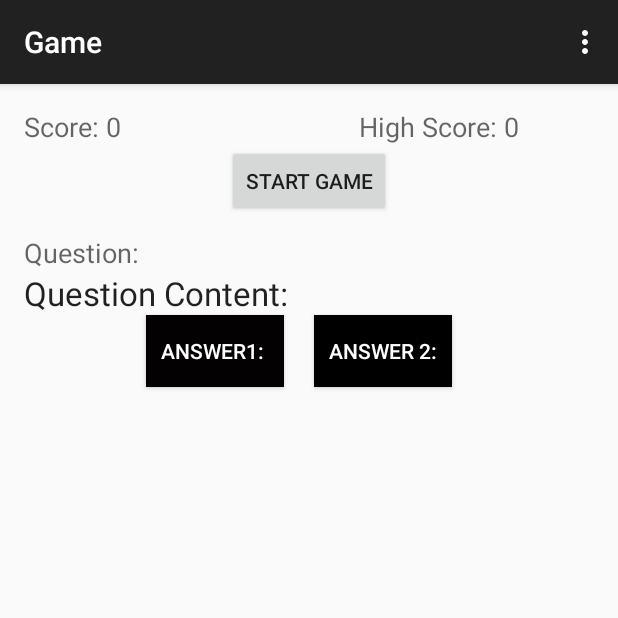
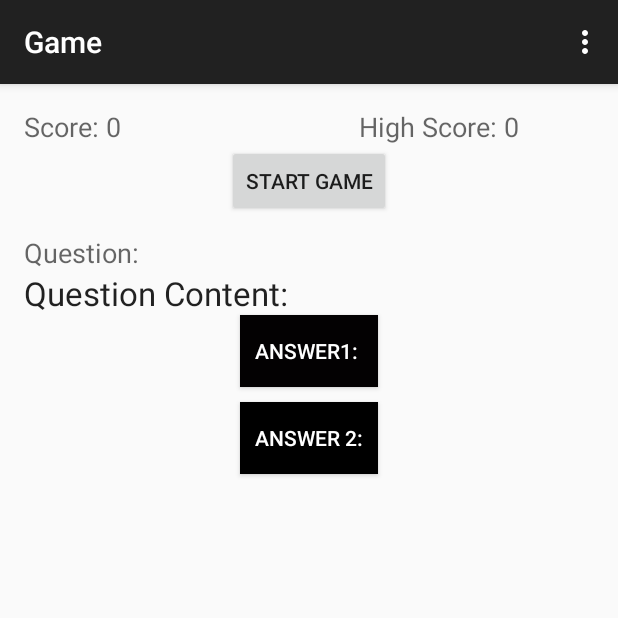
Before and after one commit to FabioNgo/Correct-Is-Wrong, an Android app: the Game screen opened directly, with no data from a screen before it, on a phone screen of 412 x 824 dp, the top half of it. Run offline under Robolectric (Android 15) with nearby library versions, the phone set to English and light mode, and no system bars.

Commit message:
update interface and Questionairs

```diff
--- a/CorrectIsWrong/Main/src/main/java/fabio/correctiswrong/main/Game.java
+++ b/CorrectIsWrong/Main/src/main/java/fabio/correctiswrong/main/Game.java
@@ -33,16 +33,29 @@ import java.util.Vector;
 
 public class Game extends ActionBarActivity {
     Vector<Question> questions;
-    int score = 0;
-    int highScore = 0;
-    int current = 0;
-    boolean left = false;
-    boolean inGame = false;
+    int score;
+    int highScore;
+    int current;
+    boolean left;
+    boolean inGame;
     Button buttonLeft, buttonRight,startGame;
-    int time = 3;
-    int TimeLimit = 3;
+    int time;
+    int TimeLimit;
     Runnable runnable;
     Handler handler;
+    boolean win;
+
+    public Game () {
+        TimeLimit = 5;
+        time = TimeLimit;
+        inGame = false;
+        left = false;
+        highScore = 0;
+        score = 0;
+        current = 0;
+        win = false;
+    }
+
     @Override
     protected void onCreate(Bundle savedInstanceState) {
 
@@ -105,7 +118,7 @@ public class Game extends ActionBarActivity {
         InputStream inputStream = null;
         try {
             inputStream = getAssets().open("QuestionBank.ciw");
-            BufferedReader bufferedReader = new BufferedReader(new InputStreamReader(inputStream));
+            BufferedReader bufferedReader = new BufferedReader(new InputStreamReader(inputStream,"UTF-8"));
             if (bufferedReader!=null) {
                 String temp;
                 while ((temp = bufferedReader.readLine()) != null) {
@@ -127,12 +140,13 @@ public class Game extends ActionBarActivity {
             @Override
             public void onClick (View v) {
                 if(inGame){
-                    if(left){
+                    if(!left){
                         buttonLeft.setBackgroundColor(Color.GREEN);
                         nextQuestion();
 
                     }else{
                         buttonLeft.setBackgroundColor(Color.RED);
+                        win = false;
                         endGame();
                     }
                 }
@@ -145,11 +159,12 @@ public class Game extends ActionBarActivity {
             @Override
             public void onClick (View v) {
                 if(inGame) {
-                    if(!left){
+                    if(left){
                         buttonRight.setBackgroundColor(Color.GREEN);
                         nextQuestion();
                     }else{
                         buttonRight.setBackgroundColor(Color.RED);
+                        win =false;
                         endGame();
                     }
                 }
@@ -177,12 +192,17 @@ public class Game extends ActionBarActivity {
 
     private void startGame () {
         inGame = true;
-        runnable.run();
+
         time = TimeLimit;
         score = 0;
+        TextView scoreText = (TextView)findViewById(R.id.score);
+        scoreText.setText("Score: "+ String.valueOf(score));
+        TextView highScoreText = (TextView)findViewById(R.id.highscore);
+        highScoreText.setText("High Score: "+highScore);
         current = 0;
         buttonLeft.setBackgroundColor(Color.BLACK);
         buttonRight.setBackgroundColor(Color.BLACK);
+        runnable.run();
         Collections.shuffle(questions);
         Question cur = questions.get(current);
         TextView question = (TextView)findViewById(R.id.QuestionContent);
@@ -201,8 +221,14 @@ public class Game extends ActionBarActivity {
 
     private void endGame () {
         inGame = false;
-
-
+        handler.removeCallbacks(runnable);
+        if(win){
+            Button b = (Button)findViewById(R.id.start);
+            b.setText("You Win. Tap to start a new game");
+        }else{
+            Button b = (Button)findViewById(R.id.start);
+            b.setText("You loose. Tap to retry");
+        }
         if(highScore<score){
             highScore = score;
             File file = new File(getExternalFilesDir(ACCESSIBILITY_SERVICE),"score.ciw");
@@ -229,6 +255,7 @@ public class Game extends ActionBarActivity {
         try {
              cur = questions.get(current);
         }catch (Exception e){
+            win = true;
             endGame();
             return;
         }
--- a/CorrectIsWrong/Main/src/main/res/layout/game.xml
+++ b/CorrectIsWrong/Main/src/main/res/layout/game.xml
@@ -53,29 +53,32 @@
         android:id="@+id/answer1"
         android:background="#ff030102"
         android:textColor="#ffffffff"
-        android:layout_below="@+id/QuestionContent"
-        android:layout_toRightOf="@+id/question"
         android:padding="10dp"
         android:paddingLeft="10dp"
         android:paddingTop="10dp"
         android:paddingRight="10dp"
-        android:paddingBottom="10dp"/>
+        android:paddingBottom="10dp"
+        android:layout_below="@+id/QuestionContent"
+        android:layout_alignParentBottom="false"
+        android:layout_alignParentLeft="false"
+        android:layout_alignParentTop="false"
+        android:layout_centerHorizontal="true"/>
 
     <Button
         android:layout_width="wrap_content"
         android:layout_height="wrap_content"
         android:text="Answer 2:"
         android:id="@+id/answer2"
-        android:layout_below="@+id/QuestionContent"
-        android:layout_toRightOf="@+id/answer1"
         android:background="#ff000000"
         android:textColor="#ffffffff"
-        android:layout_marginLeft="20dp"
         android:padding="10dp"
         android:paddingLeft="10dp"
         android:paddingTop="10dp"
         android:paddingRight="10dp"
-        android:paddingBottom="10dp"/>
+        android:paddingBottom="10dp"
+        android:layout_below="@+id/answer1"
+        android:layout_alignLeft="@+id/answer1"
+        android:layout_marginTop="10dp"/>
 
     <Button
         android:layout_width="wrap_content"
```
Also changed, not shown: 1 other file.
